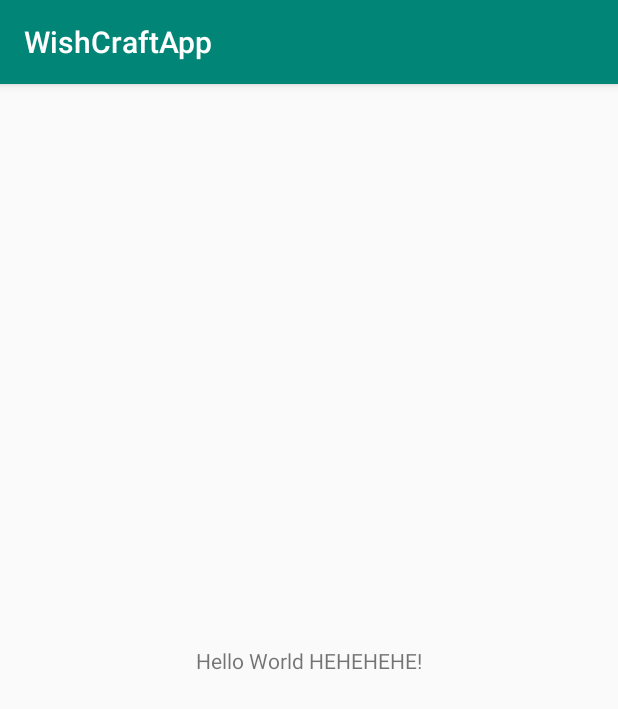
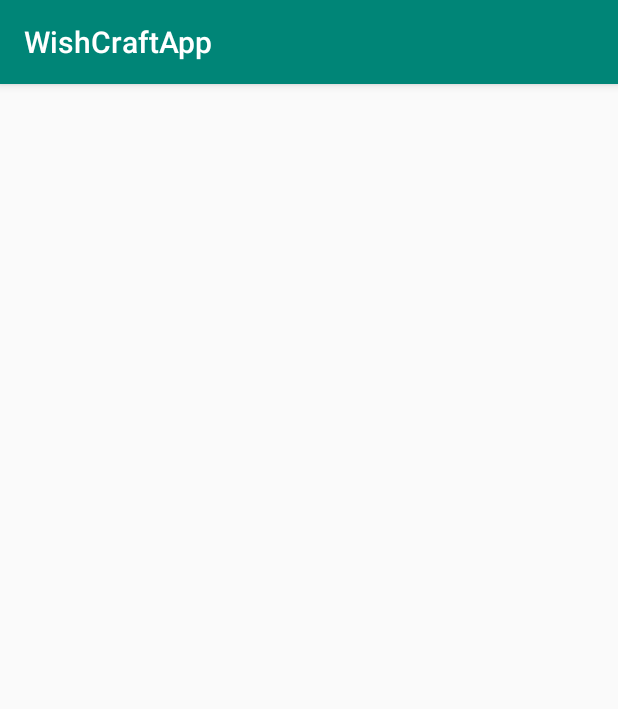
Before and after one commit to danmenjivar/wishcraft, an Android app: the screen it shows after launch (MainActivity), on a phone screen of 412 x 824 dp. Shown: the top 709 px of the screen. Run offline under Robolectric (Android 15) with nearby library versions, the phone set to English and light mode, and no system bars.

```diff
--- a/app/src/main/res/layout/activity_main.xml
+++ b/app/src/main/res/layout/activity_main.xml
@@ -6,13 +6,4 @@
     android:layout_height="match_parent"
     tools:context=".MainActivity">
 
-    <TextView
-        android:layout_width="wrap_content"
-        android:layout_height="wrap_content"
-        android:text="Hello World HEHEHEHE!"
-        app:layout_constraintBottom_toBottomOf="parent"
-        app:layout_constraintLeft_toLeftOf="parent"
-        app:layout_constraintRight_toRightOf="parent"
-        app:layout_constraintTop_toTopOf="parent" />
-
 </android.support.constraint.ConstraintLayout>
```
